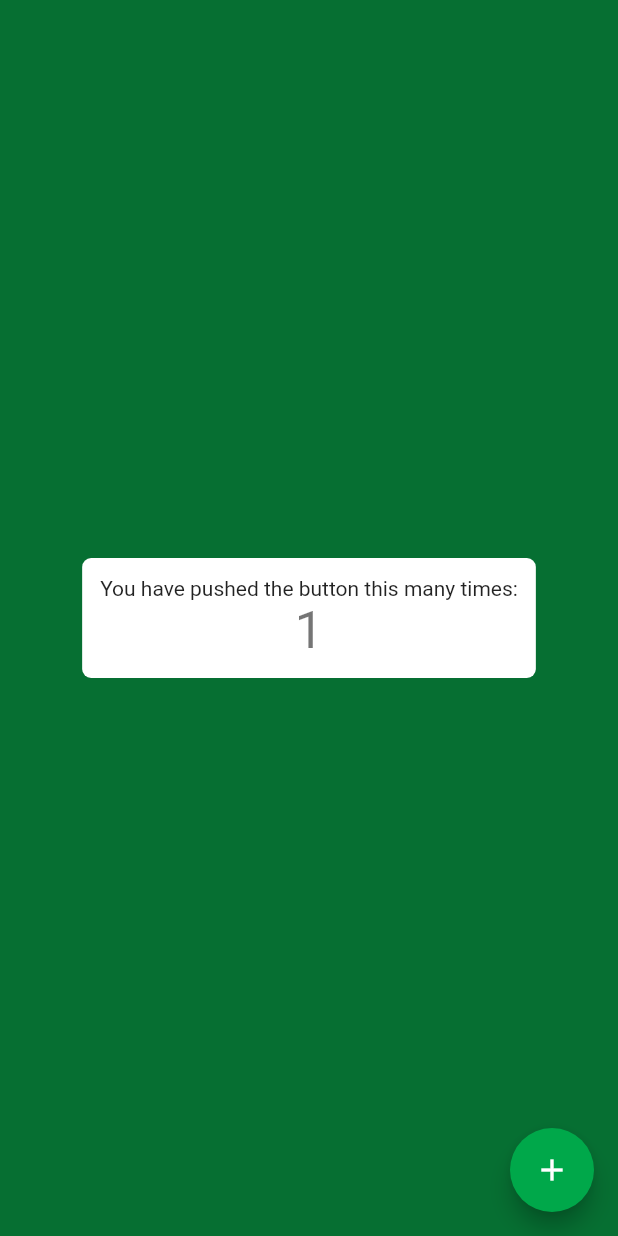
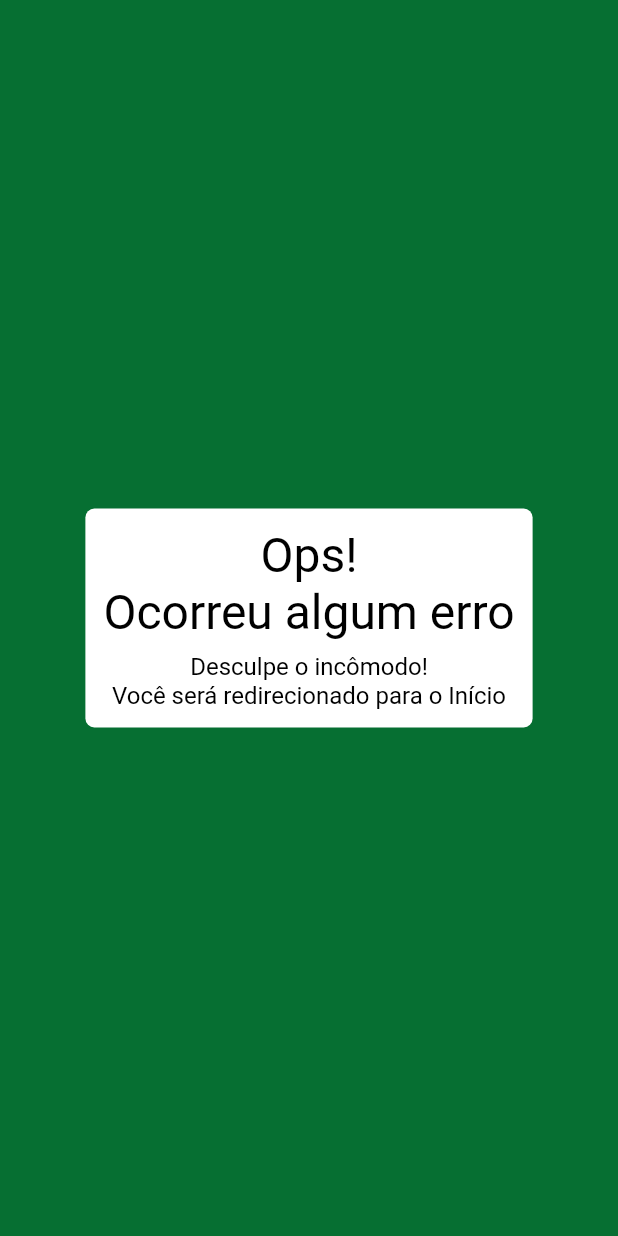
Before and after one commit to jorgejunior618/hackathon_gov_ce, a Flutter app: the screen it shows after launch, after a tap on the "add" icon, on a phone screen of 412 x 824 dp. Run offline on Flutter 3.47's test engine with Material 2 defaults, Android fonts, the phone set to English and light mode, and no system bars; missing offline and left inert: easy_mask.

Commit message:
Padronização de código e proteção à erro de rotas

```diff
--- a/mobile/transparencia_gov_ce/lib/main.dart
+++ b/mobile/transparencia_gov_ce/lib/main.dart
@@ -1,6 +1,7 @@
 import 'package:flutter/material.dart';
 import 'package:flutter_localizations/flutter_localizations.dart';
 import 'package:transparencia_gov_ce/routes.dart';
+import 'package:transparencia_gov_ce/screens/routing_problem.dart';
 
 void main() {
   runApp(const AppTransparencia());
@@ -19,7 +20,11 @@ class AppTransparencia extends StatelessWidget {
       ],
       supportedLocales: const [Locale('pt', 'BR')],
       title: 'Transparencia',
-      initialRoute: '/login',
+      // onGenerateRoute: AppRoutes.generateRoute,
+      onUnknownRoute: (settings) {
+        return MaterialPageRoute(builder: (_) => const NotFoundRoute());
+      },
+      initialRoute: "/home",
       routes: appRoutes(context),
     );
   }
--- a/mobile/transparencia_gov_ce/lib/routes.dart
+++ b/mobile/transparencia_gov_ce/lib/routes.dart
@@ -1,10 +1,26 @@
 import 'package:flutter/material.dart';
 import 'package:transparencia_gov_ce/screens/home.dart';
-
-// import 'package:trasparencia_gov_ce/Components/transacoes_lista/transacoes_lista.dart';
+import 'package:transparencia_gov_ce/screens/routing_problem.dart';
 
 Map<String, WidgetBuilder> appRoutes(BuildContext context) {
   return <String, WidgetBuilder>{
-    '/': (context) => const MyHomePage(title: 'Flutter Demo Home Page'),
+    '/home': (context) => const MyHomePage(),
+    // '*': (context) => const NotFoundRoute(),
   };
 }
+
+class AppRoutes {
+  static Route<dynamic> generateRoute(RouteSettings settings) {
+    switch (settings.name) {
+      case '/home':
+        return MaterialPageRoute(builder: (_) => const MyHomePage());
+
+      default:
+        return MaterialPageRoute(
+          builder: (_) {
+            return const NotFoundRoute();
+          },
+        );
+    }
+  }
+}
--- a/mobile/transparencia_gov_ce/lib/screens/home.dart
+++ b/mobile/transparencia_gov_ce/lib/screens/home.dart
@@ -2,11 +2,8 @@ import 'package:flutter/material.dart';
 import 'package:transparencia_gov_ce/styles/material_styles.dart';
 
 class MyHomePage extends StatefulWidget {
-  final String title;
-
   const MyHomePage({
     Key? key,
-    required this.title,
   }) : super(key: key);
 
   @override
@@ -17,9 +14,7 @@ class _MyHomePageState extends State<MyHomePage> {
   int _counter = 0;
 
   void _incrementCounter() {
-    setState(() {
-      _counter++;
-    });
+    Navigator.of(context).pushNamed("erro");
   }
 
   @override
--- /dev/null
+++ b/mobile/transparencia_gov_ce/lib/screens/routing_problem.dart
@@ -0,0 +1,62 @@
+import 'package:flutter/material.dart';
+import 'package:transparencia_gov_ce/styles/material_styles.dart';
+import 'package:transparencia_gov_ce/widgets/typography.dart';
+
+class NotFoundRoute extends StatelessWidget {
+  const NotFoundRoute({
+    Key? key,
+  }) : super(key: key);
+
+  void redirecting(BuildContext context) async {
+    await Future.delayed(const Duration(seconds: 3));
+    while (Navigator.of(context).canPop()) {
+      Navigator.of(context).pop();
+    }
+  }
+
+  @override
+  Widget build(BuildContext context) {
+    redirecting(context);
+
+    return Scaffold(
+      backgroundColor: MaterialColors.bgColorScreen,
+      body: Center(
+        child: Container(
+          margin: const EdgeInsets.all(12.0),
+          padding: const EdgeInsets.all(12.0),
+          decoration: const BoxDecoration(
+            color: Colors.white,
+            borderRadius: BorderRadius.all(Radius.circular(6)),
+          ),
+          child: Column(
+            mainAxisSize: MainAxisSize.min,
+            mainAxisAlignment: MainAxisAlignment.center,
+            children: const <Widget>[
+              SimpleText(
+                "Ops!",
+                textAlign: TextAlign.center,
+                textSize: 32.0,
+              ),
+              SimpleText(
+                "Ocorreu algum erro",
+                textAlign: TextAlign.center,
+                textSize: 32.0,
+              ),
+              Padding(
+                padding: EdgeInsets.only(top: 8.0),
+                child: SimpleText(
+                  "Desculpe o incômodo!",
+                  textAlign: TextAlign.center,
+                ),
+              ),
+              SimpleText(
+                "Você será redirecionado para o Início",
+                textAlign: TextAlign.center,
+              ),
+            ],
+          ),
+        ),
+      ),
+    );
+  }
+}
```
